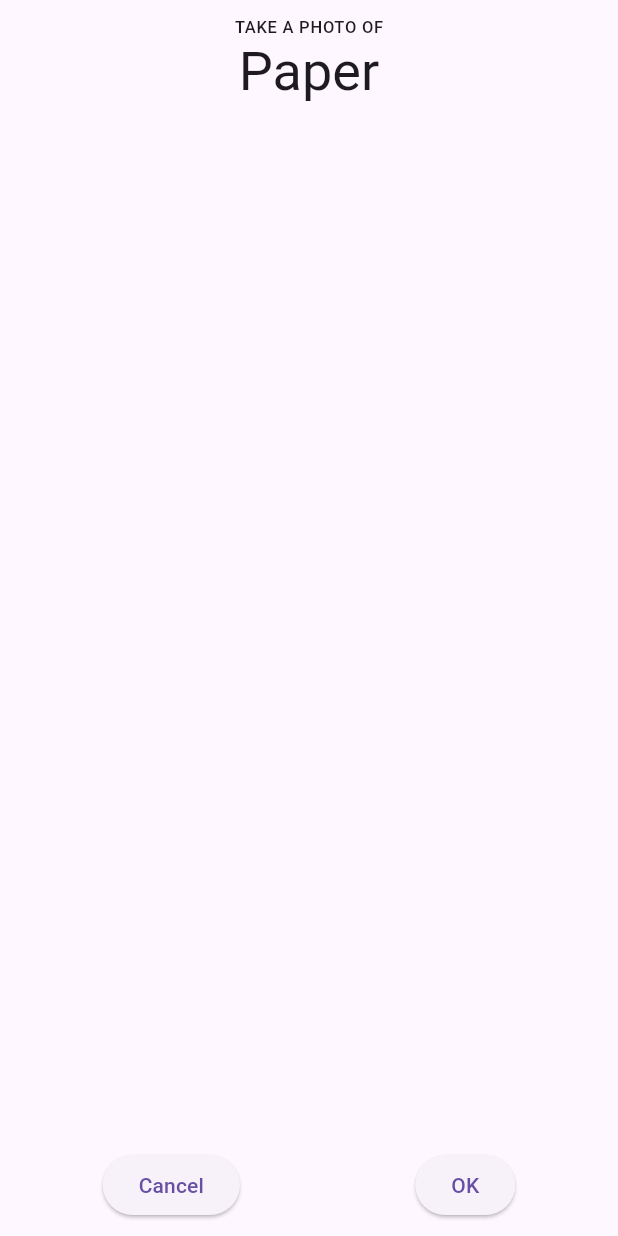
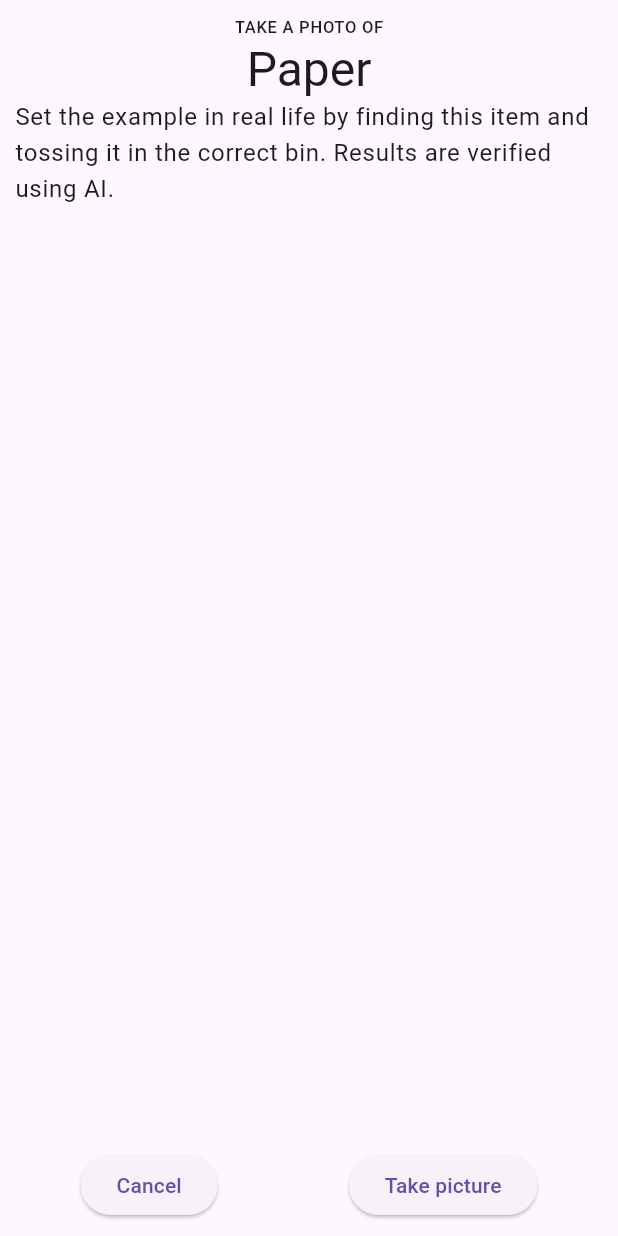
Before and after one commit to edvilme/GlobalGamersChallenge2024, a Flutter app: the CameraMinigameScreen widget shown alone on an empty page, opened directly, on a phone screen of 412 x 824 dp. Run offline on Flutter 3.47's test engine with Material 3 defaults, Android fonts, the phone set to English and light mode, and no system bars; our stand-ins replace image_picker; missing offline and left inert: flame, google_ml_kit.

Commit message:
[ADD] magic object: request images of trash and check using ml

```diff
--- a/lib/camera_minigame_screen.dart
+++ b/lib/camera_minigame_screen.dart
@@ -1,16 +1,29 @@
+import 'dart:math';
 import 'dart:ui';
 
 import 'package:flame/game.dart';
 import 'package:flutter/material.dart';
+import 'package:google_ml_kit/google_ml_kit.dart';
+import 'package:image_picker/image_picker.dart';
 import 'package:trash_game/trashgame.dart';
 
 
 class CameraMinigameScreen extends StatelessWidget {
+  // https://developers.google.com/ml-kit/vision/image-labeling/label-map
+  final List<String> image_options = [
+    'Paper', 'Cup', 'Food', 'Bag', 'Plant'
+  ];
+  final ImagePicker imagePicker = ImagePicker();
+  final imageLabeler = ImageLabeler(options: ImageLabelerOptions(confidenceThreshold: 0.5));
+
   CameraMinigameScreen({Key? key,
     this.game
-  }) : super(key: key);
+  }) : super(key: key) {
+    desiredImageLabel = image_options.elementAt(Random().nextInt(image_options.length));
+  }
 
   late TrashGame? game;
+  late String desiredImageLabel;
 
   @override
   Widget build(BuildContext context) {
@@ -23,8 +36,10 @@ class CameraMinigameScreen extends StatelessWidget {
             children: [
               Text("TAKE A PHOTO OF",
                 style: Theme.of(context).textTheme.overline,),
-              Text("Paper",
-                style: Theme.of(context).textTheme.headline3,),
+              Text(desiredImageLabel,
+                style: Theme.of(context).textTheme.headlineLarge,),
+              Text("Set the example in real life by finding this item and tossing it in the correct bin. Results are verified using AI.",
+                style: Theme.of(context).textTheme.bodyLarge,),
               Spacer(),
               Row(
                 mainAxisAlignment: MainAxisAlignment.spaceAround,
@@ -33,8 +48,9 @@ class CameraMinigameScreen extends StatelessWidget {
                     game?.resumeGame();
                   }, child: Text("Cancel")),
                   ElevatedButton(onPressed: (){
-                    game?.resumeGame();
-                  }, child: Text("OK"))
+                    chooseImage();
+                    // game?.resumeGame();
+                  }, child: Text("Take picture"))
                 ],
               )
             ],
@@ -44,7 +60,15 @@ class CameraMinigameScreen extends StatelessWidget {
     );
   }
 
-  void chooseImage(){
-
+  // TODO: ADD more feedback
+  void chooseImage() async {
+    final XFile? imageRaw = await imagePicker.pickImage(source: ImageSource.gallery);
+    final InputImage inputImage = InputImage.fromFilePath(imageRaw!.path);
+    final List<ImageLabel> labels = await imageLabeler.processImage(inputImage);
+    imageLabeler.close();
+    if (labels.any((ImageLabel element) => element.label == desiredImageLabel)) {
+      game!.score += 10;
+    }
+    game!.resumeGame();
   }
 }
--- a/lib/trashgame.dart
+++ b/lib/trashgame.dart
@@ -112,6 +112,7 @@ KeyboardEvents, PanDetector, ScrollDetector, TapDetector, HasCollisionDetection
     fallSpeed *= 1.01;
   }
 
+
   void addScore(){
     remove(currentTrashItem);
     generateTrashItem();
--- a/lib/trashitem.dart
+++ b/lib/trashitem.dart
@@ -11,7 +11,8 @@ import 'package:trash_game/main.dart';
 import 'package:trash_game/trashgame.dart';
 
 class TrashItem extends SpriteComponent with HasGameRef<TrashGame>, CollisionCallbacks{
-  static final List categories = ['glass', 'organic', 'paper', 'plastic', 'magic'];
+  // TODO: Better way to controll magic occurrence
+  static final List categories = ['glass', 'organic', 'paper', 'plastic', 'glass', 'organic', 'paper', 'plastic', 'magic'];
   late String type;
   @override
   Future<void>? onLoad() async {
--- a/pubspec.yaml
+++ b/pubspec.yaml
@@ -35,6 +35,8 @@ dependencies:
   # Use with the CupertinoIcons class for iOS style icons.
   cupertino_icons: ^1.0.2
   flame: ^1.1.1
+  image_picker: ^1.0.7
+  google_ml_kit: ^0.16.3
 
 dev_dependencies:
   flutter_test:
```
Also changed, not shown: pubspec.lock, 8 other files.
